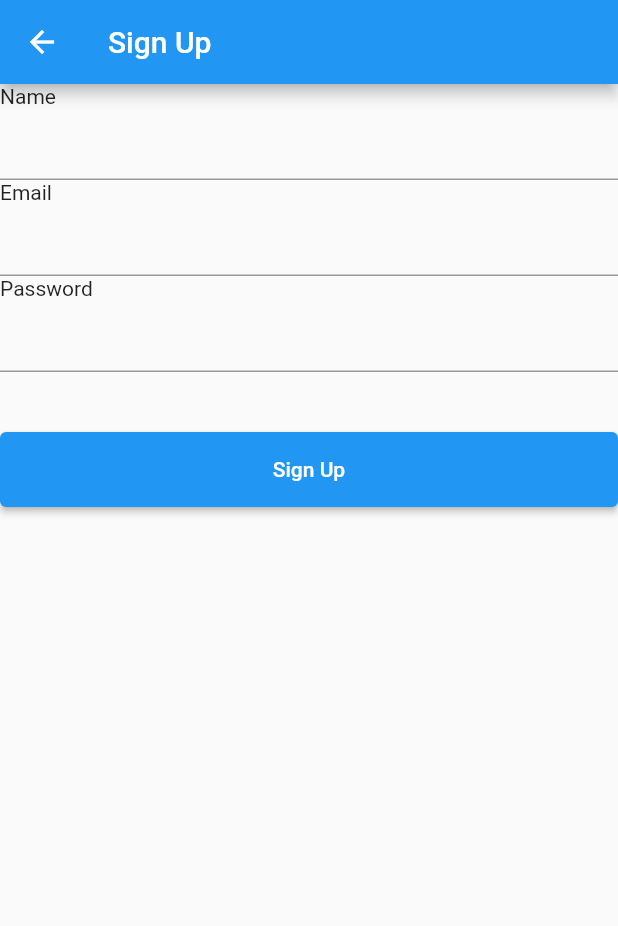
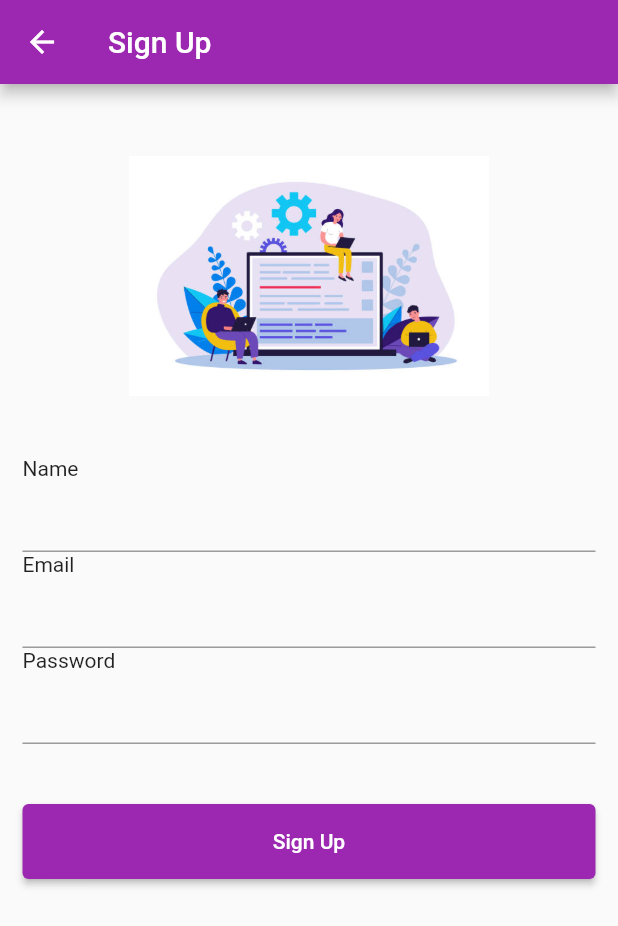
Before and after one commit to ZaunSupremoXV/profile, a Flutter app: the screen it shows after launch, after a tap on "Sign In", after a tap on "Create an account", on a phone screen of 412 x 824 dp. Shown: the top 926 px of the screen. Run offline on Flutter 3.47's test engine with Material 2 defaults, Android fonts, the phone set to English and light mode, and no system bars; our stand-ins replace hive, hive_flutter, rx_notifier; accounts and stored records are empty.

```diff
--- a/lib/app/app_widget.dart
+++ b/lib/app/app_widget.dart
@@ -8,8 +8,9 @@ class AppWidget extends StatelessWidget {
   Widget build(BuildContext context) {
     return MaterialApp(
       title: 'Profile',
+      debugShowCheckedModeBanner: false,
       theme: ThemeData(
-        primarySwatch: Colors.blue,
+        primarySwatch: Colors.purple,
       ),
       home: const SignIn(),
     );
--- a/lib/app/interfaces/user_repository_interface.dart
+++ b/lib/app/interfaces/user_repository_interface.dart
@@ -1,6 +1,9 @@
 import 'package:profile/app/models/user_model.dart';
 
+//! interface usada no projeto
 abstract class IUserRepository {
+  //! para requisicoes
   Future<UserModel?> get(String email);
+  //! para publicacoes
   Future<UserModel> post(UserModel userModel);
 }
--- a/lib/app/pages/login/sign_in_controller.dart
+++ b/lib/app/pages/login/sign_in_controller.dart
@@ -22,9 +22,11 @@ class SignInController {
     viewModel = SignInViewModel(repository);
   }
 
+  //! instancia o controller dos inputs dos forms
   TextEditingController email = TextEditingController(text: '');
   TextEditingController password = TextEditingController(text: '');
 
+  //! validadores dos inputs
   String? emailValidator(String? value) {
     if (value!.isEmpty) {
       return "Email cannot be empty.";
@@ -42,12 +44,12 @@ class SignInController {
     return null;
   }
 
+  //! chama a funcao signIn do viewModel
   signIn() async {
     if (_formKey.currentState!.validate()) {
       loading = true;
       try {
         UserModel data = await viewModel.signIn(email.text, password.text);
-        print(data);
         Navigator.pushReplacement(
           context,
           MaterialPageRoute(builder: (context) => HomePage(userModel: data)),
--- a/lib/app/pages/login/sign_in_page.dart
+++ b/lib/app/pages/login/sign_in_page.dart
@@ -28,8 +28,18 @@ class _SignInState extends State<SignIn> {
       body: RxBuilder(builder: (context) {
         return Form(
           key: controller.formKey,
+          child: Padding(
+            padding: const EdgeInsets.symmetric(horizontal: 15, vertical: 8),
             child: ListView(
               children: [
+                Container(
+                  alignment: Alignment.bottomCenter,
+                  child: Image.asset(
+                    "assets/images/login.png",
+                    height: 240.0,
+                    width: 240.0,
+                  ),
+                ),
                 const Text("Email"),
                 TextFormField(
                   keyboardType: TextInputType.emailAddress,
@@ -87,6 +97,7 @@ class _SignInState extends State<SignIn> {
                 )
               ],
             ),
+          ),
         );
       }),
     );
--- a/lib/app/pages/sign_up/sign_up_controller.dart
+++ b/lib/app/pages/sign_up/sign_up_controller.dart
@@ -1,10 +1,13 @@
 import 'package:flutter/cupertino.dart';
+import 'package:flutter/material.dart';
+import 'package:profile/app/pages/login/sign_in_page.dart';
 import 'package:profile/app/repository/hive_user_repository.dart';
 
 import 'package:profile/app/viewmodels/sign_up_viewmodel.dart';
 import 'package:rx_notifier/rx_notifier.dart';
 
 class SignUpController {
+  BuildContext context;
   late SignUpViewModel viewModel;
   final RxNotifier<bool> _loading = RxNotifier<bool>(false);
   bool get loading => _loading.value;
@@ -13,15 +16,17 @@ class SignUpController {
   final _formKey = GlobalKey<FormState>();
   GlobalKey get formkey => _formKey;
 
-  SignUpController() {
+  SignUpController(this.context) {
     HiveUserRepository repository = HiveUserRepository();
     viewModel = SignUpViewModel(repository);
   }
 
+  //!instancia o controller dos inputs dos forms
   TextEditingController name = TextEditingController(text: '');
   TextEditingController email = TextEditingController(text: '');
   TextEditingController password = TextEditingController(text: '');
 
+  //! validadores dos inputs
   String? nameValidator(String? value) {
     if (value!.isEmpty) {
       return "Name cannot be empty.";
@@ -46,11 +51,16 @@ class SignUpController {
     return null;
   }
 
+  //! chama a funcao signUp do viewModel
   signUp() async {
     if (_formKey.currentState!.validate()) {
       loading = true;
       try {
         await viewModel.signUp(name.text, email.text, password.text);
+        Navigator.pushReplacement(
+          context,
+          MaterialPageRoute(builder: (context) => const SignIn()),
+        );
       } catch (e) {
         return e;
       } finally {
--- a/lib/app/pages/sign_up/sign_up_page.dart
+++ b/lib/app/pages/sign_up/sign_up_page.dart
@@ -14,7 +14,7 @@ class _SignUpPageState extends State<SignUpPage> {
 
   @override
   void initState() {
-    controller = SignUpController();
+    controller = SignUpController(context);
     super.initState();
   }
 
@@ -27,8 +27,18 @@ class _SignUpPageState extends State<SignUpPage> {
       body: RxBuilder(builder: (context) {
         return Form(
           key: controller.formkey,
+          child: Padding(
+            padding: const EdgeInsets.symmetric(horizontal: 15, vertical: 8),
             child: ListView(
               children: [
+                Container(
+                  alignment: Alignment.bottomCenter,
+                  child: Image.asset(
+                    "assets/images/signup.jpg",
+                    height: 240.0,
+                    width: 240.0,
+                  ),
+                ),
                 const Text("Name"),
                 TextFormField(
                   controller: controller.name,
@@ -71,6 +81,7 @@ class _SignUpPageState extends State<SignUpPage> {
                 ),
               ],
             ),
+          ),
         );
       }),
     );
--- a/lib/app/viewmodels/sign_up_viewmodel.dart
+++ b/lib/app/viewmodels/sign_up_viewmodel.dart
@@ -8,6 +8,7 @@ class SignUpViewModel {
 
   signUp(String name, String email, String password) async {
     try {
+      //! cria um userModel com as informacoes recebidas e repassa para a funcao post do repository
       UserModel userModel =
           UserModel(name: name, email: email, password: password);
       repository.post(userModel);
```
Also changed, not shown: lib/app/app_theme.dart (+10 -0 lines), lib/app/pages/home/home_page.dart (+25 -6 lines), lib/app/repository/hive_user_repository.dart (+4 -5 lines), lib/app/viewmodels/sign_in_viewmodel.dart (+3 -7 lines), assets/images/login.png (added), assets/images/profile.png (added), assets/images/signup.jpg (added), 3 other files. Lines whose indentation alone changed are shown as unchanged.
